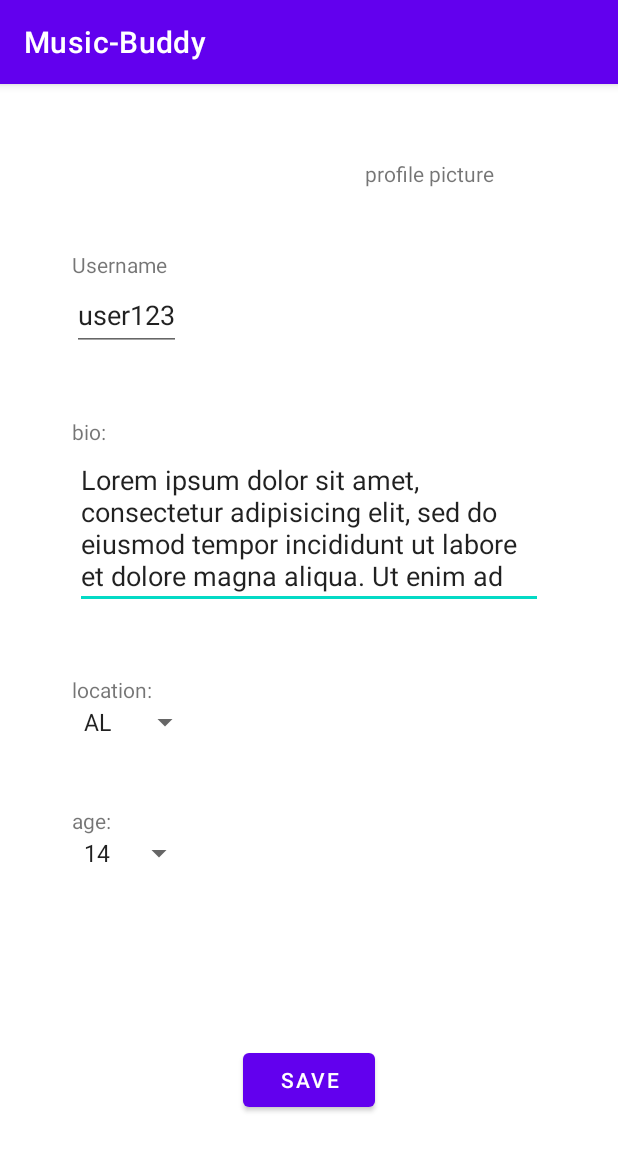
After one commit to F4MAGS/Music-Buddy, an Android app: the settings screen opened directly, with no data from a screen before it, on a phone screen of 412 x 824 dp. The commit adds this screen. Shown: the top 1151 px of the screen. Run offline under Robolectric (Android 15) with nearby library versions, the phone set to English and light mode, and no system bars.

Commit message:
completed setting page basic design for wireframe

```diff
--- a/app/src/main/AndroidManifest.xml
+++ b/app/src/main/AndroidManifest.xml
@@ -14,6 +14,9 @@
         android:theme="@style/Theme.MusicBuddy"
         tools:targetApi="31">
         <activity
+            android:name=".settings"
+            android:exported="false" />
+        <activity
             android:name=".MainActivity"
             android:exported="true">
             <intent-filter>
--- /dev/null
+++ b/app/src/main/java/com/example/music_buddy/settings.kt
@@ -0,0 +1,41 @@
+package com.example.music_buddy
+
+import android.os.Bundle
+import android.widget.ArrayAdapter
+import android.widget.Spinner
+import androidx.appcompat.app.AppCompatActivity
+
+class settings : AppCompatActivity() {
+    override fun onCreate(savedInstanceState: Bundle?) {
+        super.onCreate(savedInstanceState)
+        setContentView(R.layout.settings)
+        val ages = IntArray(67) { 13 + (it + 1) }.toCollection(ArrayList())
+        val state_spinner: Spinner = findViewById(R.id.states)
+        val age_spinner: Spinner = findViewById(R.id.age)
+// Create an ArrayAdapter using the string array and a default spinner layout
+        ArrayAdapter.createFromResource(
+            this,
+            R.array.States_array,
+            android.R.layout.simple_spinner_item
+        ).also { adapter ->
+            // Specify the layout to use when the list of choices appears
+            adapter.setDropDownViewResource(android.R.layout.simple_spinner_dropdown_item)
+            // Apply the adapter to the spinner
+            state_spinner.adapter = adapter
+        }
+
+        ArrayAdapter(
+            this,
+            android.R.layout.simple_spinner_item,
+            ages
+        ).also { adapter ->
+            // Specify the layout to use when the list of choices appears
+            adapter.setDropDownViewResource(android.R.layout.simple_spinner_dropdown_item)
+            // Apply the adapter to the spinner
+            age_spinner.adapter = adapter
+        }
+
+
+
+    }
+}
--- a/app/src/main/java/com/example/music_buddy/ui/fragments/MainFragment.kt
+++ b/app/src/main/java/com/example/music_buddy/ui/fragments/MainFragment.kt
@@ -1,12 +1,15 @@
 package com.example.music_buddy.ui.fragments
 
+import android.content.Intent
 import androidx.lifecycle.ViewModelProvider
 import android.os.Bundle
 import androidx.fragment.app.Fragment
 import android.view.LayoutInflater
 import android.view.View
 import android.view.ViewGroup
+import android.widget.Button
 import com.example.music_buddy.R
+import com.example.music_buddy.settings
 
 class MainFragment : Fragment() {
 
@@ -27,6 +30,11 @@ class MainFragment : Fragment() {
         super.onActivityCreated(savedInstanceState)
         viewModel = ViewModelProvider(this).get(MainViewModel::class.java)
         // TODO: Use the ViewModel
+        val button = view?.findViewById<Button>(R.id.button_test)
+        button?.setOnClickListener{
+            val intent = Intent(activity, settings::class.java)
+            startActivity(intent)
+        }
     }
 
 }
--- a/app/src/main/res/layout/fragment_main.xml
+++ b/app/src/main/res/layout/fragment_main.xml
@@ -17,4 +17,14 @@
         app:layout_constraintStart_toStartOf="parent"
         app:layout_constraintTop_toTopOf="parent" />
 
+    <Button
+        android:id="@+id/button_test"
+        android:layout_width="wrap_content"
+        android:layout_height="wrap_content"
+        android:text="Button"
+        app:layout_constraintBottom_toBottomOf="parent"
+        app:layout_constraintEnd_toEndOf="parent"
+        app:layout_constraintStart_toStartOf="parent"
+        app:layout_constraintTop_toBottomOf="@+id/message" />
+
 </androidx.constraintlayout.widget.ConstraintLayout>
--- /dev/null
+++ b/app/src/main/res/layout/settings.xml
@@ -0,0 +1,121 @@
+<?xml version="1.0" encoding="utf-8"?>
+<androidx.constraintlayout.widget.ConstraintLayout xmlns:android="http://schemas.android.com/apk/res/android"
+    xmlns:app="http://schemas.android.com/apk/res-auto"
+    xmlns:tools="http://schemas.android.com/tools"
+    android:layout_width="match_parent"
+    android:layout_height="match_parent">
+
+    <TextView
+        android:id="@+id/profile_label"
+        android:layout_width="wrap_content"
+        android:layout_height="wrap_content"
+        android:layout_marginStart="40dp"
+        android:layout_marginTop="50dp"
+        android:text="profile picture"
+        app:layout_constraintEnd_toEndOf="parent"
+        app:layout_constraintStart_toEndOf="@+id/et_username"
+        app:layout_constraintTop_toTopOf="parent" />
+
+    <EditText
+        android:id="@+id/bio"
+        android:layout_width="fill_parent"
+        android:layout_height="wrap_content"
+        android:layout_marginStart="50dp"
+        android:layout_marginEnd="50dp"
+        android:ems="10"
+        android:gravity="start|top"
+        android:inputType="textMultiLine"
+        android:lines="4"
+        android:minHeight="48dp"
+        android:text="Lorem ipsum dolor sit amet, consectetur adipisicing elit, sed do eiusmod tempor incididunt ut labore et dolore magna aliqua. Ut enim ad minim veniam, quis nostrud exercitation ullamco laboris nisi ut aliquip ex ea commodo consequat."
+        app:layout_constraintEnd_toEndOf="parent"
+        app:layout_constraintStart_toStartOf="parent"
+        app:layout_constraintTop_toBottomOf="@+id/bio_label" />
+
+    <Button
+        android:id="@+id/save"
+        android:layout_width="wrap_content"
+        android:layout_height="wrap_content"
+        android:layout_marginBottom="80dp"
+        android:text="save"
+        app:layout_constraintBottom_toBottomOf="parent"
+        app:layout_constraintEnd_toEndOf="parent"
+        app:layout_constraintStart_toStartOf="parent" />
+
+    <EditText
+        android:id="@+id/et_username"
+        android:layout_width="wrap_content"
+        android:layout_height="wrap_content"
+        android:layout_marginStart="48dp"
+        android:layout_marginTop="130dp"
+        android:minHeight="48dp"
+        android:text="user123"
+        app:layout_constraintStart_toStartOf="parent"
+        app:layout_constraintTop_toTopOf="parent" />
+
+    <TextView
+        android:id="@+id/username"
+        android:layout_width="wrap_content"
+        android:layout_height="wrap_content"
+        android:layout_marginStart="48dp"
+        android:text="Username"
+        app:layout_constraintBottom_toTopOf="@+id/et_username"
+        app:layout_constraintStart_toStartOf="parent" />
+
+    <Spinner
+        android:id="@+id/states"
+        android:layout_width="wrap_content"
+        android:layout_height="wrap_content"
+        android:layout_marginStart="48dp"
+        app:layout_constraintStart_toStartOf="parent"
+        app:layout_constraintTop_toBottomOf="@+id/location_label"/>
+
+    <TextView
+        android:id="@+id/bio_label"
+        android:layout_width="wrap_content"
+        android:layout_height="wrap_content"
+        android:layout_marginStart="48dp"
+        android:layout_marginTop="44dp"
+        android:text="bio:"
+        app:layout_constraintStart_toStartOf="parent"
+        app:layout_constraintTop_toBottomOf="@+id/et_username" />
+
+    <TextView
+        android:id="@+id/location_label"
+        android:layout_width="wrap_content"
+        android:layout_height="wrap_content"
+        android:layout_marginStart="48dp"
+        android:layout_marginTop="44dp"
+        android:text="location:"
+        app:layout_constraintStart_toStartOf="parent"
+        app:layout_constraintTop_toBottomOf="@+id/bio" />
+
+    <Spinner
+        android:id="@+id/age"
+        android:layout_width="wrap_content"
+        android:layout_height="wrap_content"
+        android:layout_marginStart="48dp"
+        app:layout_constraintStart_toStartOf="parent"
+        app:layout_constraintTop_toBottomOf="@+id/age_label" />
+
+    <TextView
+        android:id="@+id/age_label"
+        android:layout_width="wrap_content"
+        android:layout_height="wrap_content"
+        android:layout_marginStart="48dp"
+        android:layout_marginTop="44dp"
+        android:text="age:"
+        app:layout_constraintStart_toStartOf="parent"
+        app:layout_constraintTop_toBottomOf="@+id/states" />
+
+    <ImageView
+        android:id="@+id/profilePic_img"
+        android:layout_width="wrap_content"
+        android:layout_height="wrap_content"
+        android:layout_marginStart="40dp"
+        app:layout_constraintEnd_toEndOf="parent"
+        app:layout_constraintStart_toEndOf="@+id/et_username"
+        app:layout_constraintTop_toBottomOf="@+id/profile_label"
+        tools:srcCompat="@tools:sample/avatars" />
+
+</androidx.constraintlayout.widget.ConstraintLayout>
--- a/app/src/main/res/values/strings.xml
+++ b/app/src/main/res/values/strings.xml
@@ -1,3 +1,61 @@
 <resources>
     <string name="app_name">Music-Buddy</string>
+    <string name="state_label">select state</string>
+    <string-array name="States_array">
+        <item>	AL	</item>
+        <item>	AK	</item>
+        <item>	AZ	</item>
+        <item>	AR	</item>
+        <item>	CA	</item>
+        <item>	CZ	</item>
+        <item>	CO	</item>
+        <item>	CT	</item>
+        <item>	DE	</item>
+        <item>	DC	</item>
+        <item>	FL	</item>
+        <item>	GA	</item>
+        <item>	GU	</item>
+        <item>	HI	</item>
+        <item>	ID	</item>
+        <item>	IL	</item>
+        <item>	IN	</item>
+        <item>	IA	</item>
+        <item>	KS	</item>
+        <item>	KY	</item>
+        <item>	LA	</item>
+        <item>	ME	</item>
+        <item>	MD	</item>
+        <item>	MA	</item>
+        <item>	MI	</item>
+        <item>	MN	</item>
+        <item>	MS	</item>
+        <item>	MO	</item>
+        <item>	MT	</item>
+        <item>	NE	</item>
+        <item>	NV	</item>
+        <item>	NH	</item>
+        <item>	NJ	</item>
+        <item>	NM	</item>
+        <item>	NY	</item>
+        <item>	NC	</item>
+        <item>	ND	</item>
+        <item>	OH	</item>
+        <item>	OK	</item>
+        <item>	OR	</item>
+        <item>	PA	</item>
+        <item>	PR	</item>
+        <item>	RI	</item>
+        <item>	SC	</item>
+        <item>	SD	</item>
+        <item>	TN	</item>
+        <item>	TX	</item>
+        <item>	UT	</item>
+        <item>	VT	</item>
+        <item>	VI	</item>
+        <item>	VA	</item>
+        <item>	WA	</item>
+        <item>	WV	</item>
+        <item>	WI	</item>
+        <item>	WY	</item>
+    </string-array>
 </resources>
```
